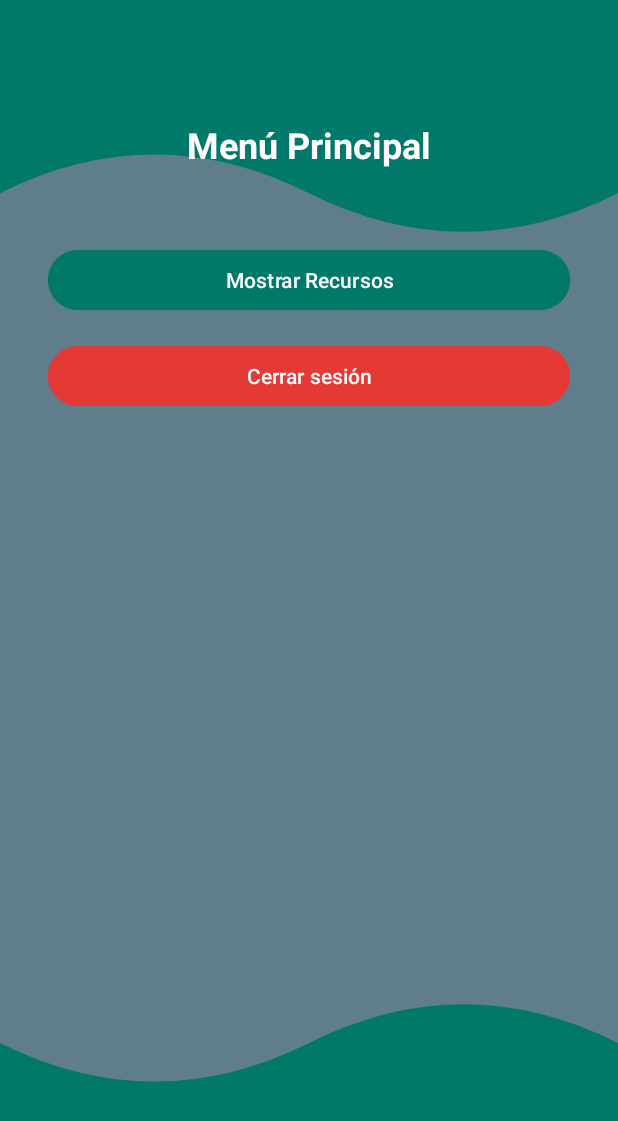
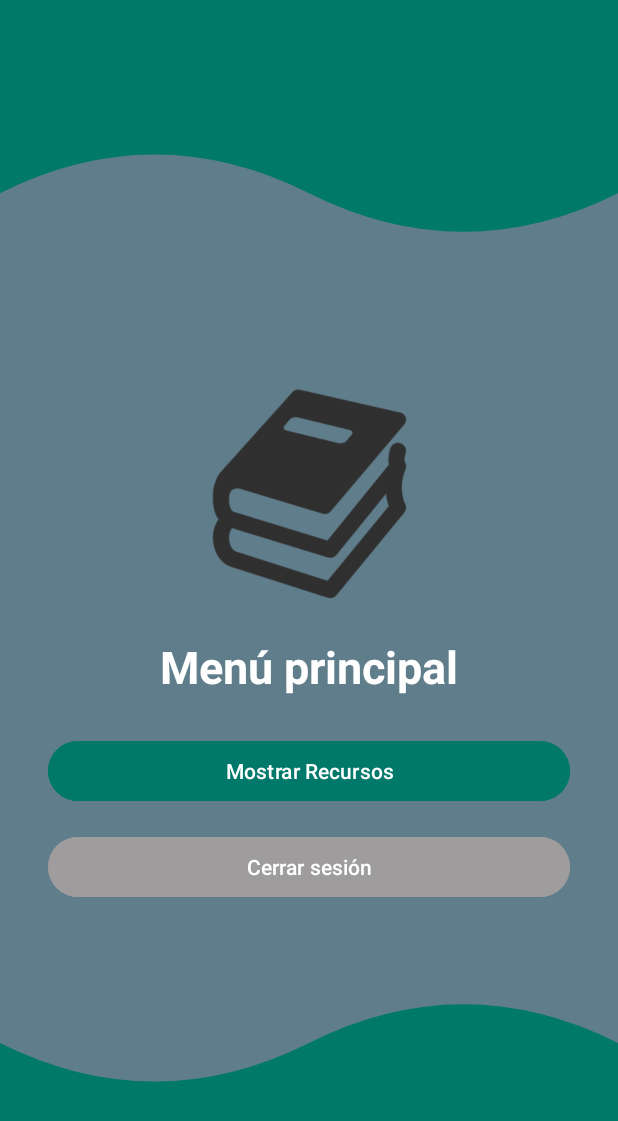
Before and after one commit to MariaTorres0/Desafio3DSM, an Android app: the MenuPrincipalActivity screen opened directly, with no data from a screen before it, on a phone screen of 412 x 824 dp. Shown: the top 1121 px of the screen. Run offline under Robolectric (Android 15) with nearby library versions, the phone set to English and light mode, and no system bars; our stand-ins replace Firebase (no records; nobody signed in at launch, a user with empty details on screens opened directly).

Commit message:
App completa

```diff
--- a/app/src/main/AndroidManifest.xml
+++ b/app/src/main/AndroidManifest.xml
@@ -16,9 +16,6 @@
         tools:targetApi="31">
         <activity
             android:name=".EditarRecursoActivity"
-            android:exported="false" />
-        <activity
-            android:name=".ActualizarActivity"
             android:exported="false" />
         <activity
             android:name=".RegistrarRecursosActivity"
--- a/app/src/main/java/com/example/myapplication/EditarRecursoActivity.kt
+++ b/app/src/main/java/com/example/myapplication/EditarRecursoActivity.kt
@@ -82,7 +82,7 @@ class EditarRecursoActivity : AppCompatActivity() {
         ApiClient.apiService.putRecurso(recurso.id, recurso).enqueue(object : Callback<Recurso> {
             override fun onResponse(call: Call<Recurso>, response: Response<Recurso>) {
                 if (response.isSuccessful) {
-                    Toast.makeText(this@EditarRecursoActivity, "Actualizado", Toast.LENGTH_SHORT).show()
+                    Toast.makeText(this@EditarRecursoActivity, "Recurso ctualizado", Toast.LENGTH_SHORT).show()
                     finish()
                 } else {
                     Toast.makeText(this@EditarRecursoActivity, "Error al actualizar", Toast.LENGTH_SHORT).show()
@@ -101,7 +101,7 @@ class EditarRecursoActivity : AppCompatActivity() {
         ApiClient.apiService.deleteRecurso(id).enqueue(object : Callback<Void> {
             override fun onResponse(call: Call<Void>, response: Response<Void>) {
                 if (response.isSuccessful) {
-                    Toast.makeText(this@EditarRecursoActivity, "Eliminado", Toast.LENGTH_SHORT).show()
+                    Toast.makeText(this@EditarRecursoActivity, "Recurso eliminado", Toast.LENGTH_SHORT).show()
                     finish()
                 } else {
                     Toast.makeText(this@EditarRecursoActivity, "Error al eliminar", Toast.LENGTH_SHORT).show()
--- a/app/src/main/res/layout/activity_listado.xml
+++ b/app/src/main/res/layout/activity_listado.xml
@@ -7,7 +7,7 @@
         android:id="@+id/titleListaRecursos"
         android:layout_width="wrap_content"
         android:layout_height="wrap_content"
-        android:text="Lista de recursos"
+        android:text="Lista de recursos de aprendizaje"
         android:textColor="@color/textColor"
         android:textSize="24sp"
         android:textStyle="bold"
--- a/app/src/main/res/layout/activity_menu_principal.xml
+++ b/app/src/main/res/layout/activity_menu_principal.xml
@@ -8,19 +8,30 @@
     android:layout_height="match_parent"
     android:background="@drawable/waves_background"
     tools:context=".MenuPrincipalActivity">
+
+    <ImageView
+        android:id="@+id/imgWelcome"
+        android:layout_width="206dp"
+        android:layout_height="158dp"
+        android:layout_marginTop="250dp"
+        android:src="@drawable/libros"
+        app:layout_constraintEnd_toEndOf="parent"
+        app:layout_constraintStart_toStartOf="parent"
+        app:layout_constraintTop_toTopOf="parent" />
+
     <TextView
         android:id="@+id/txtTituloMenu"
         android:layout_width="wrap_content"
         android:layout_height="wrap_content"
-        android:text="Menú Principal"
-        android:textSize="24sp"
+        android:text="Menú principal"
+        android:textSize="30sp"
         android:textStyle="bold"
         android:textColor="@color/textColor"
-        app:layout_constraintTop_toTopOf="parent"
+        app:layout_constraintTop_toBottomOf="@id/imgWelcome"
         app:layout_constraintBottom_toTopOf="@+id/btnMostrarRecursos"
         app:layout_constraintStart_toStartOf="parent"
         app:layout_constraintEnd_toEndOf="parent"
-        android:layout_marginTop="80dp" />
+        android:layout_marginTop="16dp" />
 
     <Button
         android:id="@+id/btnMostrarRecursos"
@@ -34,14 +45,14 @@
         app:layout_constraintEnd_toEndOf="parent"
         android:layout_marginStart="32dp"
         android:layout_marginEnd="32dp"
-        android:layout_marginTop="50dp" />
+        android:layout_marginTop="25dp" />
 
     <Button
         android:id="@+id/btnCerrarSesion"
         android:layout_width="0dp"
         android:layout_height="wrap_content"
         android:text="Cerrar sesión"
-        android:backgroundTint="#E53935"
+        android:backgroundTint="#9E9C9C"
         android:textColor="@android:color/white"
         app:layout_constraintTop_toBottomOf="@id/btnMostrarRecursos"
         app:layout_constraintStart_toStartOf="parent"
@@ -50,5 +61,4 @@
         android:layout_marginEnd="32dp"
         android:layout_marginTop="16dp" />
 
-
 </androidx.constraintlayout.widget.ConstraintLayout>
--- a/app/src/main/res/layout/item_recurso.xml
+++ b/app/src/main/res/layout/item_recurso.xml
@@ -38,7 +38,7 @@
             android:id="@+id/txtId"
             android:layout_width="wrap_content"
             android:layout_height="wrap_content"
-            android:text="Id:"
+            android:text="Id"
             android:textSize="12sp"
             android:textColor="@color/black"
             android:layout_marginTop="4dp" />
```
Also changed, not shown: app/src/main/java/com/example/myapplication/ActualizarActivity.kt (deleted, +0 -20 lines), app/src/main/java/com/example/myapplication/Adapter/RecursoAdapter.kt (+10 -9 lines), app/src/main/res/layout/activity_actualizar.xml (deleted, +0 -78 lines), app/src/main/res/layout/activity_editar_recurso.xml (+16 -6 lines), app/src/main/res/layout/activity_registrar_recursos.xml (+4 -4 lines), app/src/main/res/drawable/libros.png (added).
